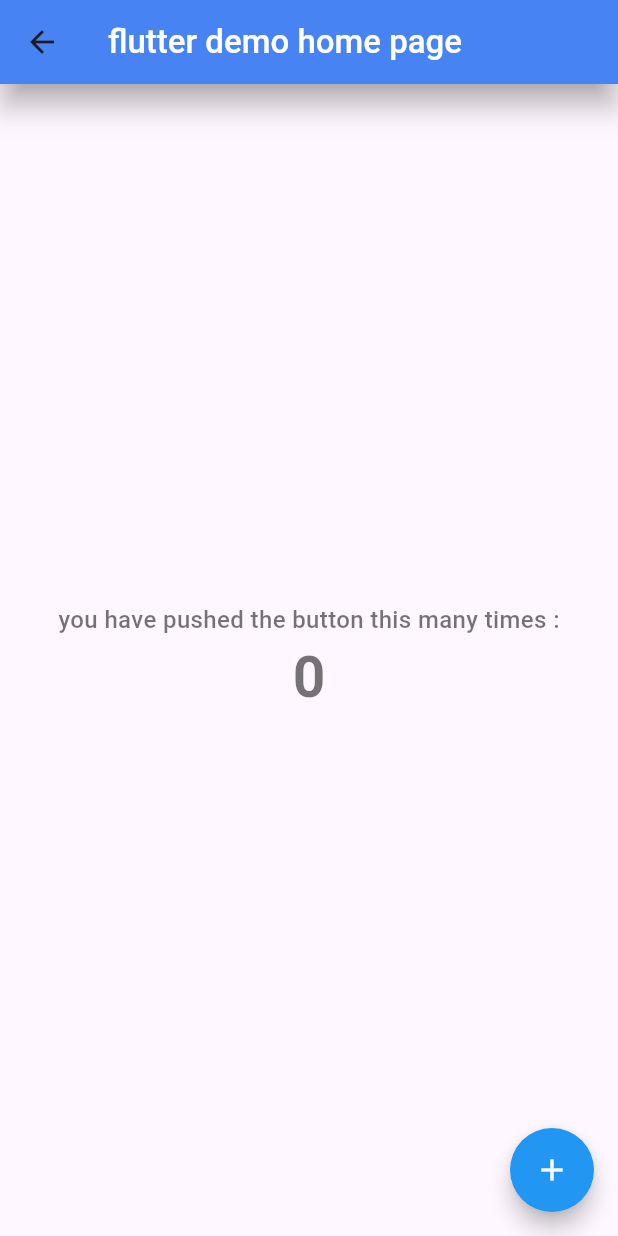
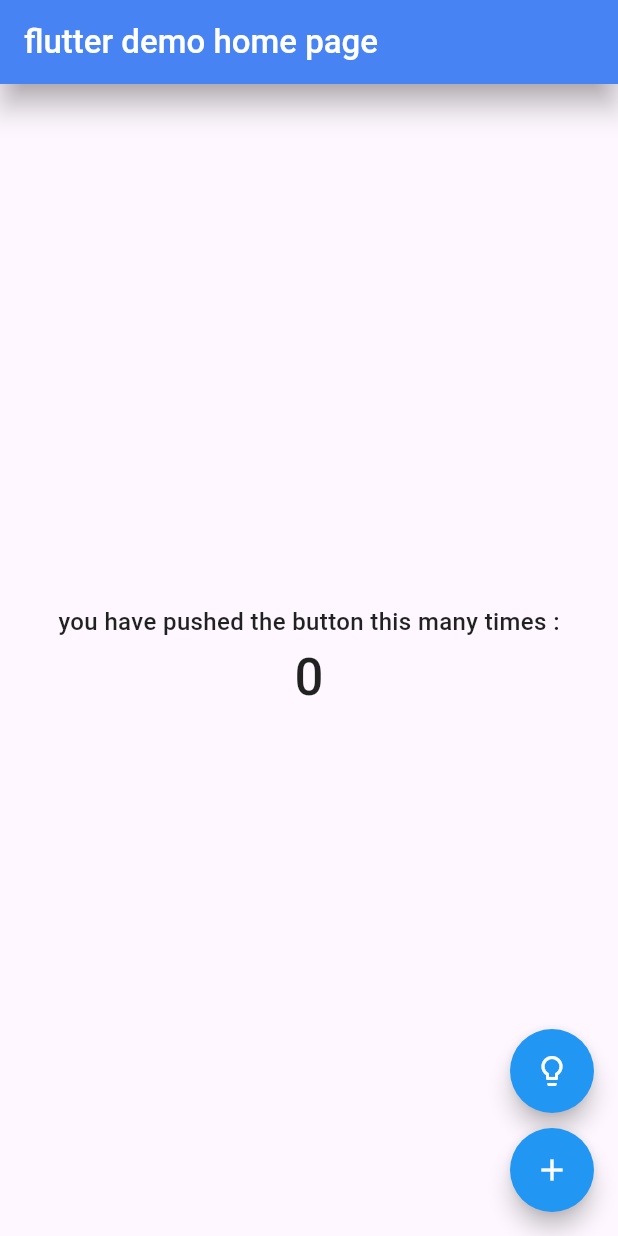
Before and after one commit to jagritixjha/counter_app, a Flutter app: the HomeScreen screen opened directly, on a phone screen of 412 x 824 dp. Run offline on Flutter 3.47's test engine with Material 3 defaults, Android fonts, the phone set to English and light mode, and no system bars.

Commit message:
added working theme toggle button

```diff
--- a/lib/utils/global_variables.dart
+++ b/lib/utils/global_variables.dart
@@ -2,6 +2,7 @@ import 'package:flutter/material.dart';
 
 int byTwo = 2;
 int byFour = 4;
+bool themeVar = false;
 
 List<Map<String, IconData>> data = [
   {'Exit': Icons.exit_to_app},
--- /dev/null
+++ b/lib/utils/theme_provider.dart
@@ -0,0 +1,51 @@
+import 'dart:developer';
+
+import 'package:counter_app/utils/global_variables.dart';
+import 'package:flutter/material.dart';
+
+class ThemeProvider extends ChangeNotifier {
+  bool _isDark = false;
+
+  // ThemeData get currentTheme => _isDark ? darkTheme : lightTheme;
+
+  bool get isDark => _isDark;
+
+  void changeTheme() {
+    _isDark = !_isDark;
+    themeVar = _isDark;
+    log(_isDark.toString());
+    notifyListeners();
+  }
+}
+
+ThemeData darkTheme = ThemeData(
+  brightness: Brightness.dark,
+  textTheme: const TextTheme(
+    bodyMedium: TextStyle(
+      color: Colors.white,
+      fontWeight: FontWeight.w500,
+      fontSize: 16,
+    ),
+    bodyLarge: TextStyle(
+      color: Colors.white,
+      fontWeight: FontWeight.w500,
+      fontSize: 34,
+    ),
+  ),
+);
+
+ThemeData lightTheme = ThemeData(
+  brightness: Brightness.light,
+  textTheme: const TextTheme(
+    bodyMedium: TextStyle(
+      color: Colors.black87,
+      fontWeight: FontWeight.w500,
+      fontSize: 16,
+    ),
+    bodyLarge: TextStyle(
+      color: Colors.black87,
+      fontWeight: FontWeight.w500,
+      fontSize: 34,
+    ),
+  ),
+);
--- a/lib/views/counter_screen.dart
+++ b/lib/views/counter_screen.dart
@@ -1,4 +1,6 @@
 import 'package:counter_app/utils/count_modifier_provider.dart';
+import 'package:counter_app/utils/global_variables.dart';
+import 'package:counter_app/utils/theme_provider.dart';
 import 'package:flutter/material.dart';
 import 'package:provider/provider.dart';
 
@@ -13,44 +15,56 @@ class _HomeScreenState extends State<HomeScreen> {
   @override
   Widget build(BuildContext context) {
     var provider = Provider.of<CountModifierProvider>(context, listen: false);
+    var themeProvider = Provider.of<ThemeProvider>(context, listen: false);
     return Scaffold(
       appBar: AppBar(
         backgroundColor: Colors.blueAccent,
         elevation: 8,
         shadowColor: Colors.grey,
-        title: const Text('flutter demo home page',
-            style: TextStyle(color: Colors.white, fontWeight: FontWeight.w500)),
+        title: const Text(
+          'flutter demo home page',
+          style: TextStyle(
+            color: Colors.white,
+            fontWeight: FontWeight.w500,
+          ),
+        ),
       ),
       body: Center(
         child: Column(
           mainAxisAlignment: MainAxisAlignment.center,
           children: [
-            const Text(
+            Text(
               'you have pushed the button this many times :',
-              style: TextStyle(
-                fontWeight: FontWeight.w500,
-                fontSize: 16,
-                color: Colors.black54,
-              ),
+              style: Theme.of(context).textTheme.bodyMedium,
             ),
             Consumer<CountModifierProvider>(builder: (context, value, child) {
               return Text(
                 "${value.incrementedCount}",
-                style: const TextStyle(
-                  fontWeight: FontWeight.w600,
-                  fontSize: 38,
-                  color: Colors.black54,
-                ),
+                style: Theme.of(context).textTheme.bodyLarge,
               );
             }),
           ],
         ),
       ),
+      // floatingActionButtonLocation: FloatingActionButtonLocation.endDocked,
       floatingActionButton: Theme(
           data: ThemeData(
             useMaterial3: false,
           ),
-        child: FloatingActionButton(
+          child: Column(
+            mainAxisSize: MainAxisSize.min,
+            children: [
+              FloatingActionButton(
+                onPressed: () => themeProvider.changeTheme(),
+                child: Icon(
+                  themeVar ? Icons.lightbulb : Icons.lightbulb_outline,
+                  color: Colors.white,
+                ),
+              ),
+              const SizedBox(
+                height: 10,
+              ),
+              FloatingActionButton(
                 onPressed: () {
                   provider.incrementCount();
                 },
@@ -59,7 +73,8 @@ class _HomeScreenState extends State<HomeScreen> {
                   color: Colors.white,
                 ),
               ),
-      ),
+            ],
+          )),
     );
   }
 }
```
Also changed, not shown: lib/main.dart (+42 -4 lines). Lines whose indentation alone changed are shown as unchanged.
